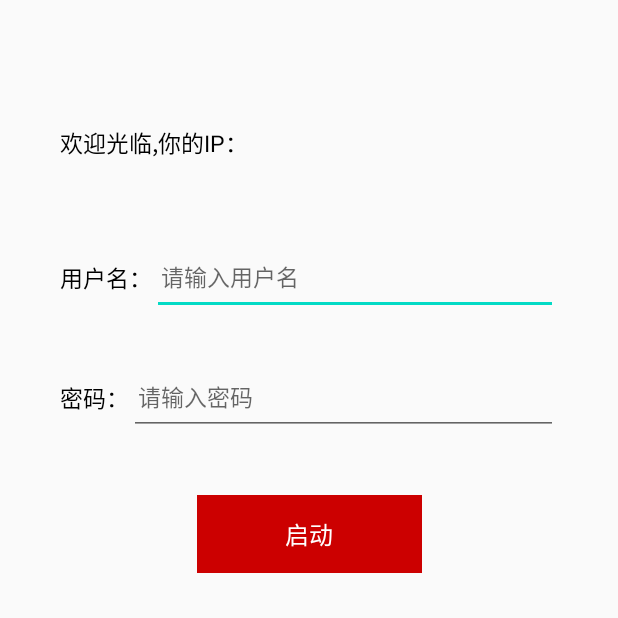
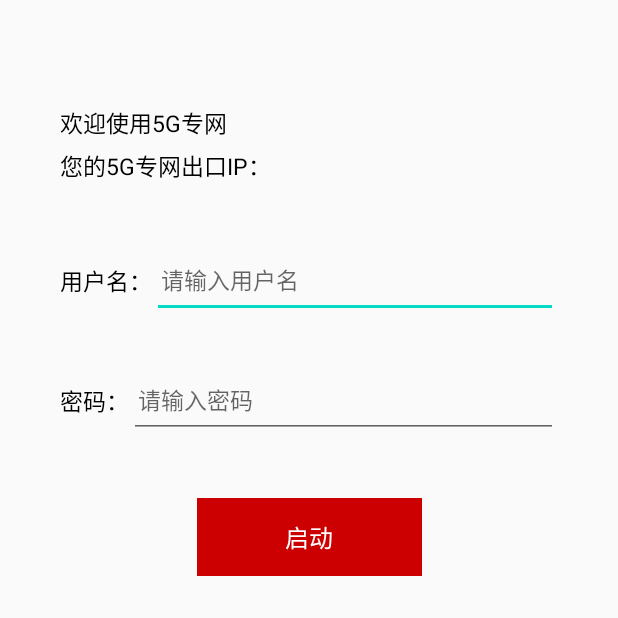
Before and after one commit to FlyYourCode/login_log, an Android app: the screen it shows after launch (MainActivity), on a phone screen of 412 x 824 dp, the top half of it. Run offline under Robolectric (Android 15) with nearby library versions, the phone set to English and light mode, and no system bars.

```diff
--- a/app/src/main/res/layout/activity_main.xml
+++ b/app/src/main/res/layout/activity_main.xml
@@ -5,21 +5,37 @@
     android:layout_width="match_parent"
     android:layout_height="match_parent"
     tools:context=".MainActivity">
+
+
+
     <LinearLayout
         android:id="@+id/ll_ip"
         android:layout_width="match_parent"
-        android:layout_height="50dp"
+        android:layout_height="wrap_content"
         android:layout_marginHorizontal="30dp"
         android:layout_marginTop="70dp"
         android:gravity="center_vertical"
-        android:orientation="horizontal"
+        android:orientation="vertical"
         android:paddingHorizontal="10dp"
         app:layout_constraintTop_toTopOf="parent">
 
         <TextView
             android:layout_width="wrap_content"
             android:layout_height="wrap_content"
-            android:text="欢迎光临,你的IP："
+            android:text="欢迎使用5G专网 "
+            android:textColor="@android:color/black"
+            android:textSize="15sp" />
+
+        <LinearLayout
+            android:layout_marginTop="5dp"
+            android:orientation="horizontal"
+            android:layout_width="match_parent"
+            android:layout_height="wrap_content">
+
+            <TextView
+                android:layout_width="wrap_content"
+                android:layout_height="wrap_content"
+                android:text="您的5G专网出口IP："
                 android:textColor="@android:color/black"
                 android:textSize="15sp" />
 
@@ -28,11 +44,14 @@
                 android:gravity="center_vertical"
                 android:id="@+id/tv_ip"
                 android:layout_width="0dp"
-            android:layout_height="50dp"
+                android:layout_height="wrap_content"
                 android:layout_weight="1"
                 android:paddingHorizontal="6dp"
                 android:textColor="@android:color/black"
                 android:textSize="15sp" />
+
+
+        </LinearLayout>
     </LinearLayout>
     <LinearLayout
         android:id="@+id/ll_name"
```
Also changed, not shown: app/src/main/java/com/job/scheduler/MainActivity.java (+0 -17 lines), 2 other files. Lines whose indentation alone changed are shown as unchanged.
